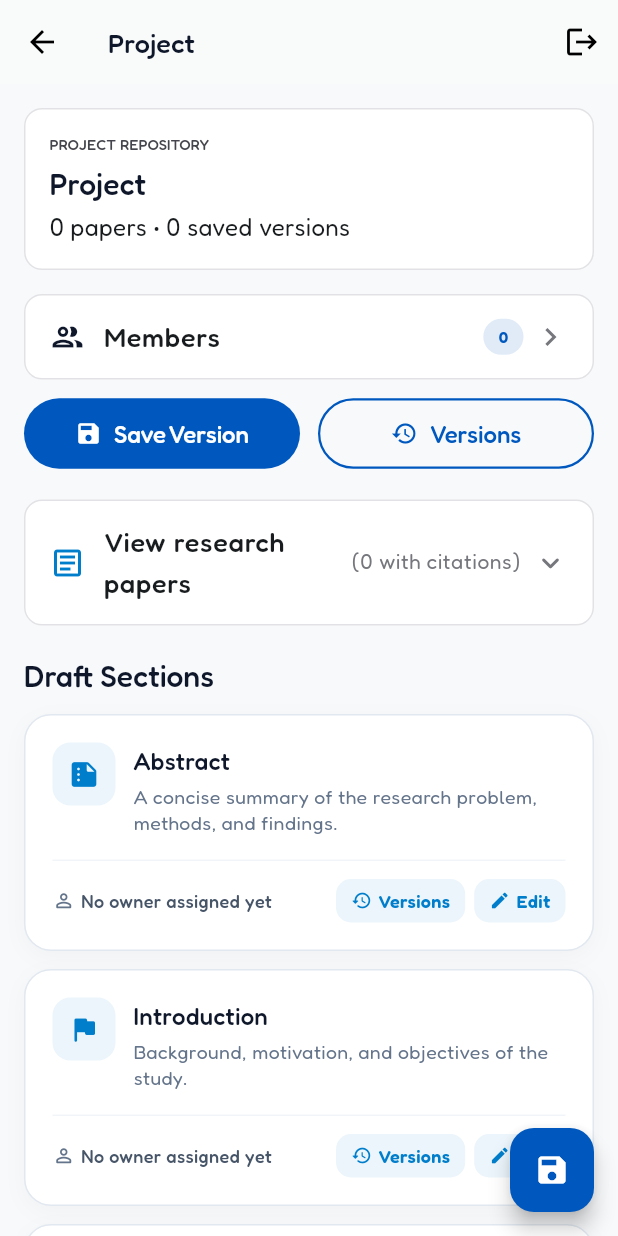
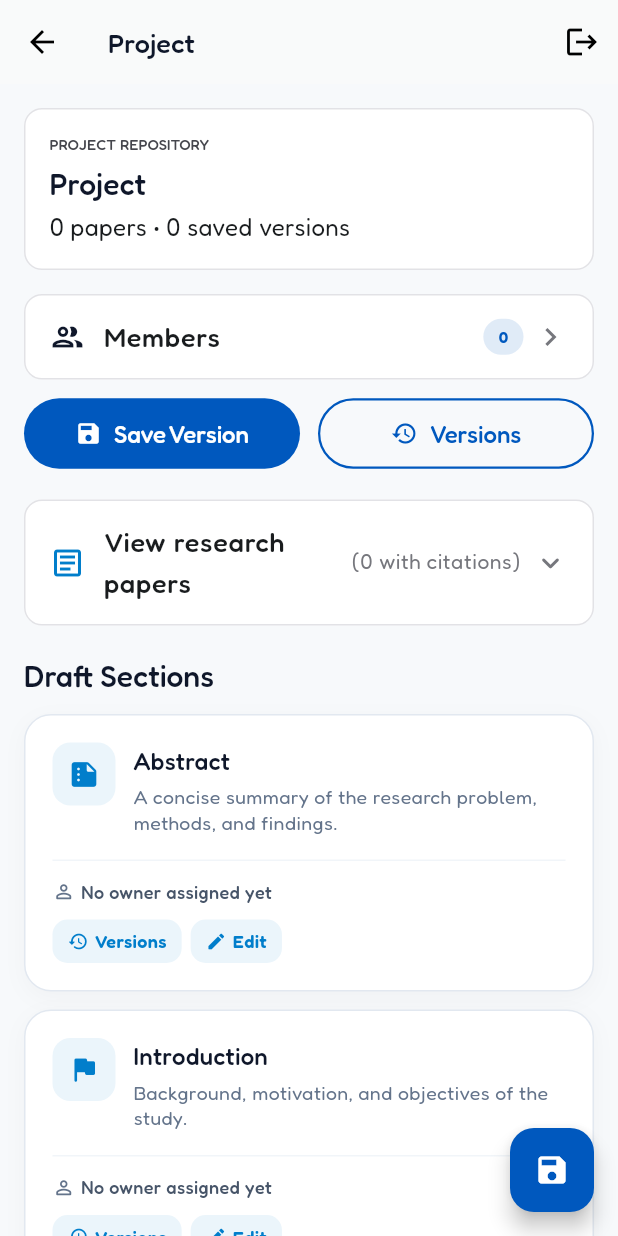
Before and after one commit to SKEvan/ScholarFlow, a Flutter app: the ProjectDetailsScreen screen opened by its route, on a phone screen of 412 x 824 dp. Run offline on Flutter 3.47's test engine with Material 3 defaults, Android fonts, the phone set to English and light mode, and no system bars; our stand-ins replace flutter_screenutil, google_fonts, shared_preferences; missing offline and left inert: diff_match_patch; accounts and stored records are empty; network calls fail.

```diff
--- a/lib/screens/project_details_screen.dart
+++ b/lib/screens/project_details_screen.dart
@@ -926,9 +926,6 @@
               const SizedBox(height: 12),
               Row(
                 children: [
-                  Expanded(
-                    child: Row(
-                      children: [
                   const Icon(
                     Icons.person_outline_rounded,
                     size: 15,
@@ -949,8 +946,7 @@
                   ),
                 ],
               ),
-                  ),
-                  const SizedBox(width: 8),
+              const SizedBox(height: 10),
               Wrap(
                 spacing: 6,
                 runSpacing: 6,
@@ -976,8 +972,6 @@
                     icon: Icons.edit_rounded,
                     label: 'Edit',
                     onTap: () => _openSectionEditor(def),
-                      ),
-                    ],
                   ),
                 ],
               ),
```
Lines whose indentation alone changed are shown as unchanged.
